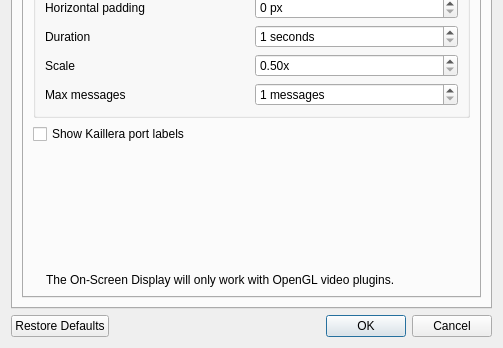
This is Source/RMG/UserInterface/Dialog/SettingsDialog.ui in Jay-Day/RMG-K as Qt 5 draws it before an edit; both pictures show x 0 to 503 and y 320 to 668 of the 503 by 668 pixel window. The edited form follows.
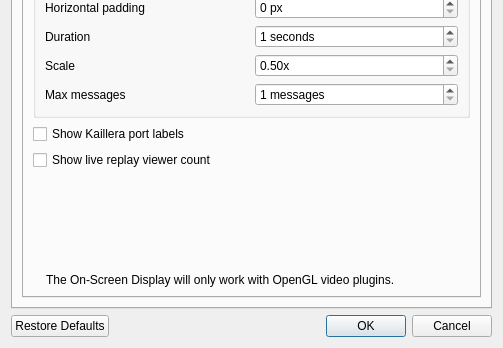
This is the edited form. The open tabs and pages were chosen to show the change. Icons and pictures are not drawn. Custom widgets are drawn as their Qt base class.

Commit message:
Add live viewer OSD toggle and lobby cleanup (#210)
* Add live viewer OSD toggle and lobby cleanup

* Separate streaming from local recording

---------

Patch:
```diff
--- a/Source/RMG/UserInterface/Dialog/SettingsDialog.ui
+++ b/Source/RMG/UserInterface/Dialog/SettingsDialog.ui
@@ -775,6 +775,16 @@
                  </property>
                 </widget>
                </item>
+               <item>
+                <widget class="QCheckBox" name="osdLiveReplayStatusCheckBox">
+                 <property name="toolTip">
+                  <string>Show the live replay viewer count in the top-left corner while playing or watching a match.</string>
+                 </property>
+                 <property name="text">
+                  <string>Show live replay viewer count</string>
+                 </property>
+                </widget>
+               </item>
                <item>
                 <spacer name="verticalSpacer_17">
                  <property name="orientation">
```
The commit also changes 9 other files.
